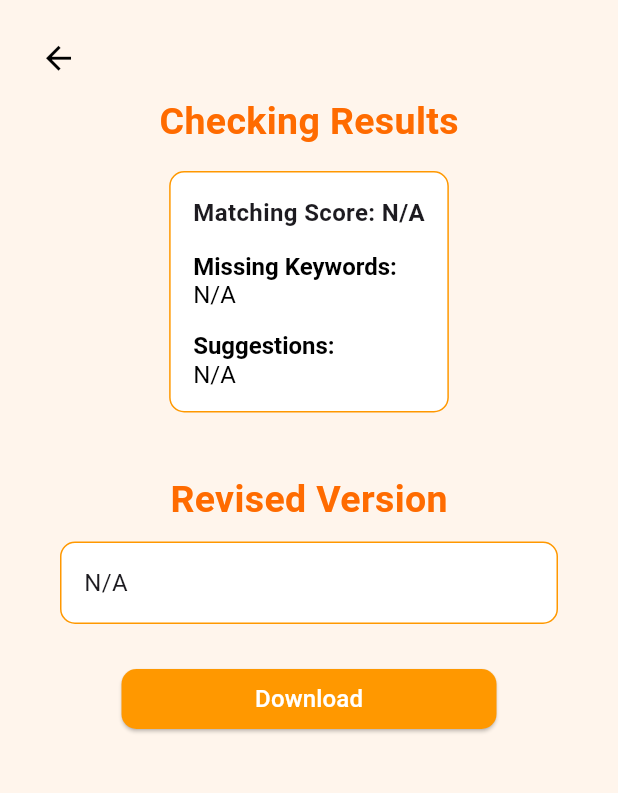
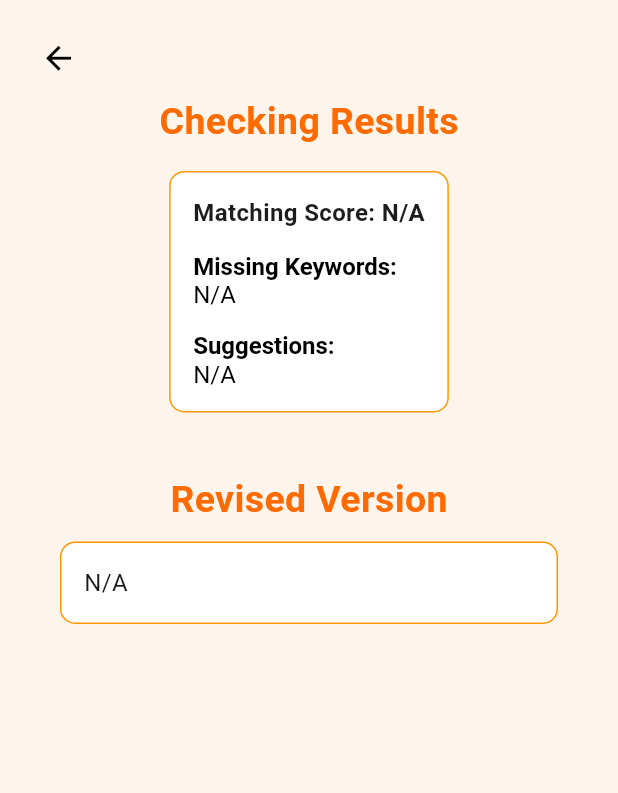
Before and after one commit to ypei55/AI-drivenCareerNAdvisor-Kitahack2025, a Flutter app: the CheckerResults screen opened by its route, on a phone screen of 412 x 824 dp, the part 84-877 px from its top. Run offline on Flutter 3.47's test engine with Material 3 defaults, Android fonts, the phone set to English and light mode, and no system bars; our stand-ins replace camera, file_picker, fl_chart, flutter_dotenv, flutter_tts, go_router and 4 more; missing offline and left inert: dart:html, dart:js, dart:ui_web, syncfusion_flutter_pdf.

```diff
--- a/lib/Page/CheckerResults.dart
+++ b/lib/Page/CheckerResults.dart
@@ -163,24 +163,7 @@ class CheckerResults extends StatelessWidget {
                       ],
                     ),
                   ),
-                  const SizedBox(height: 30),
-                  SizedBox(
-                    width: 250,
-                    height: 40,
-                    child: ElevatedButton(
-                      onPressed: () {},
-                      style: ElevatedButton.styleFrom(
-                        backgroundColor: Colors.orange,
-                        shape: RoundedRectangleBorder(
-                          borderRadius: BorderRadius.circular(10),
-                        ),
-                      ),
-                      child: const Text(
-                        "Download",
-                        style: TextStyle(fontSize: 16, color: Colors.white),
-                      ),
-                    ),
-                  ),
+                  const SizedBox(height: 10),
                 ],
               ),
             ),
```
Also changed, not shown: lib/Page/Checker.dart (+43 -10 lines).
